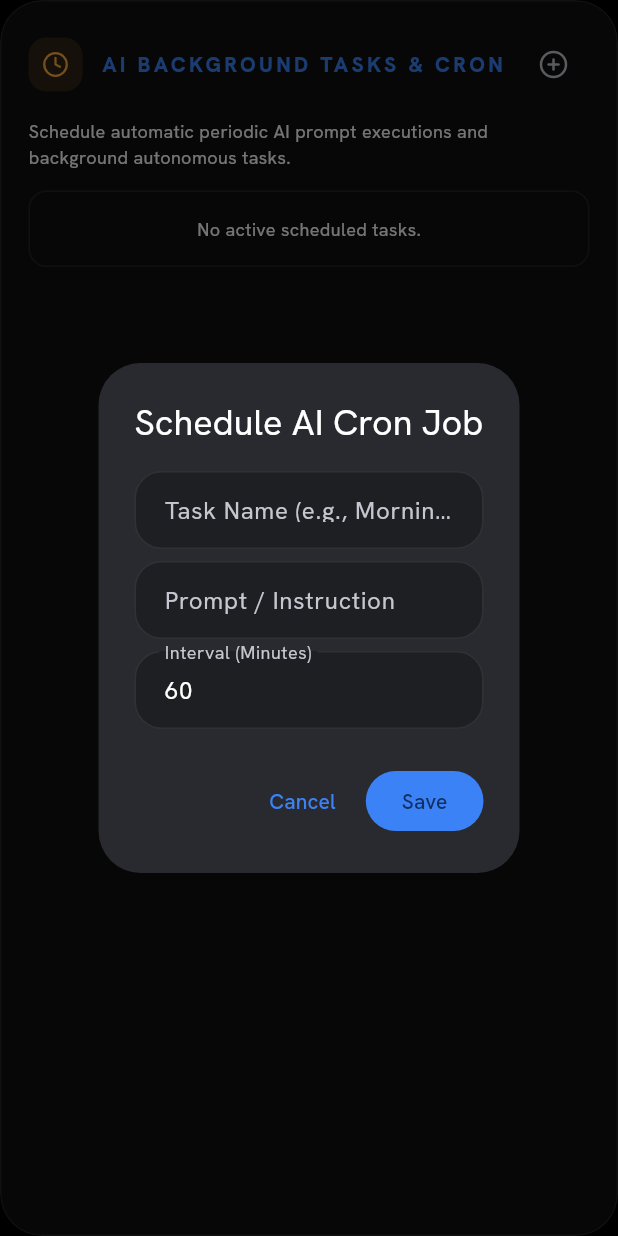
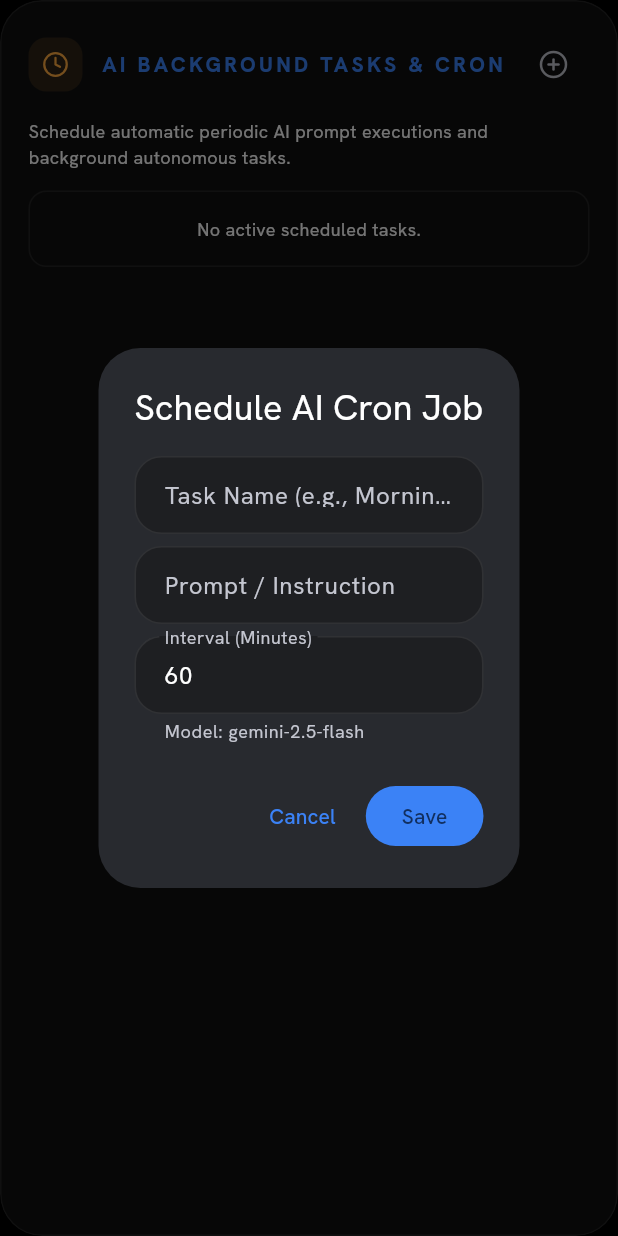
Before and after one commit to alids522/AdoetzGPT-flutter-enh, a Flutter app: the _CronJobsSection widget shown alone on an empty page, opened directly, after a tap on an icon or button, on a phone screen of 412 x 824 dp. Run offline on Flutter 3.47's test engine with Material 3 defaults, Android fonts, the phone set to English and light mode, and no system bars; our stand-ins replace audioplayers, camera, file_picker, fl_chart, flutter_markdown, google_fonts and 8 more; missing offline and left inert: bcrypt, dart:js_interop, dart:ui_web, dart_jsonwebtoken, flutter_markdown_latex, markdown and 5 more; accounts and stored records are empty; network calls fail.

Commit message:
fix: resolve 13 compile errors in state, chat and settings screens
- Complete required sendMessage params (attachments/memories/thinkingMode/
  artifactMode/onText/onStatus) in arena, compactor, swarm and cron calls
- Add selectPersona alias and runSwarmObjective helper to AdoetzAppState
- Add defaultSwarmAgents 4-role pipeline (Architect/Coder/Critic/Researcher)
- Align settings cron UI with AiCronJob model (title/cronExpression/
  targetModel; addCronJob/removeCronJob)
- Support */N step intervals in _shouldRunCron matcher

Co-Authored-By: Claude <noreply@anthropic.com>

```diff
--- a/lib/models.dart
+++ b/lib/models.dart
@@ -2328,6 +2328,50 @@ class SwarmAgent {
       };
 }
 
+/// Default 4-role swarm pipeline: Architect -> Coder -> Critic -> Researcher.
+List<SwarmAgent> defaultSwarmAgents(String model) => [
+      SwarmAgent(
+        id: 'swarm-architect',
+        name: 'Architect',
+        role: SwarmAgentRole.architect,
+        model: model,
+        systemPrompt:
+            'You are the Architect. Break the objective into a clear, '
+            'actionable plan with concrete steps, components, and interfaces. '
+            'Be concise and structural; do not implement code.',
+      ),
+      SwarmAgent(
+        id: 'swarm-coder',
+        name: 'Coder',
+        role: SwarmAgentRole.coder,
+        model: model,
+        systemPrompt:
+            'You are the Coder. Using the Architect plan, produce the concrete '
+            'implementation: working code, commands, or artifacts. Prefer '
+            'complete, runnable output over prose.',
+      ),
+      SwarmAgent(
+        id: 'swarm-critic',
+        name: 'Critic',
+        role: SwarmAgentRole.critic,
+        model: model,
+        systemPrompt:
+            'You are the Critic. Adversarially review the implementation for '
+            'bugs, edge cases, security issues, and missing requirements. List '
+            'concrete problems and fixes, ranked by severity.',
+      ),
+      SwarmAgent(
+        id: 'swarm-researcher',
+        name: 'Researcher',
+        role: SwarmAgentRole.researcher,
+        model: model,
+        systemPrompt:
+            'You are the Researcher. Validate the final result against the '
+            'original objective, verify factual claims, and suggest '
+            'improvements or alternatives with clear justification.',
+      ),
+    ];
+
 class SwarmExecutionStep {
   const SwarmExecutionStep({
     required this.agentId,
--- a/lib/screens/chat_screen.dart
+++ b/lib/screens/chat_screen.dart
@@ -982,7 +982,10 @@ void _showSwarmDialog(BuildContext context, AdoetzAppState app) {
             final task = taskController.text.trim();
             if (task.isEmpty) return;
             Navigator.pop(ctx);
-            app.runSwarmPipeline(objective: task);
+            ScaffoldMessenger.of(context).showSnackBar(
+              const SnackBar(content: Text('Swarm pipeline launched: Architect → Coder → Critic → Researcher')),
+            );
+            app.runSwarmObjective(objective: task);
           },
         ),
       ],
```
Also changed, not shown: lib/screens/settings_screen.dart (+29 -11 lines), lib/state/app_state.dart (+76 -6 lines).
